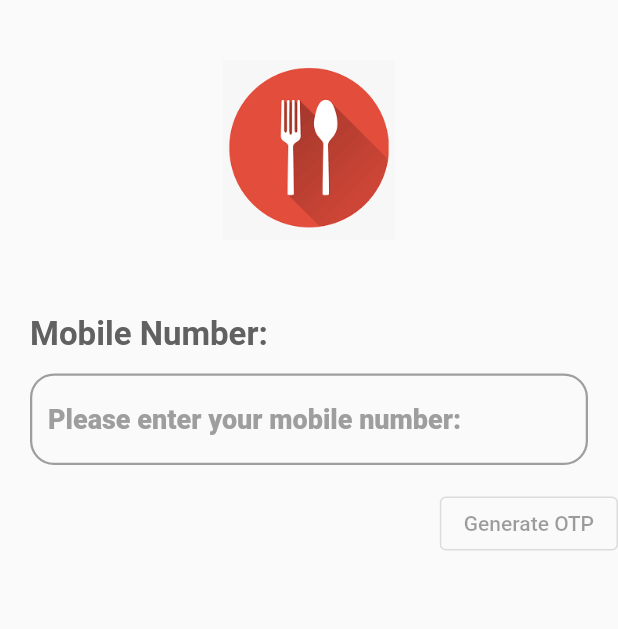
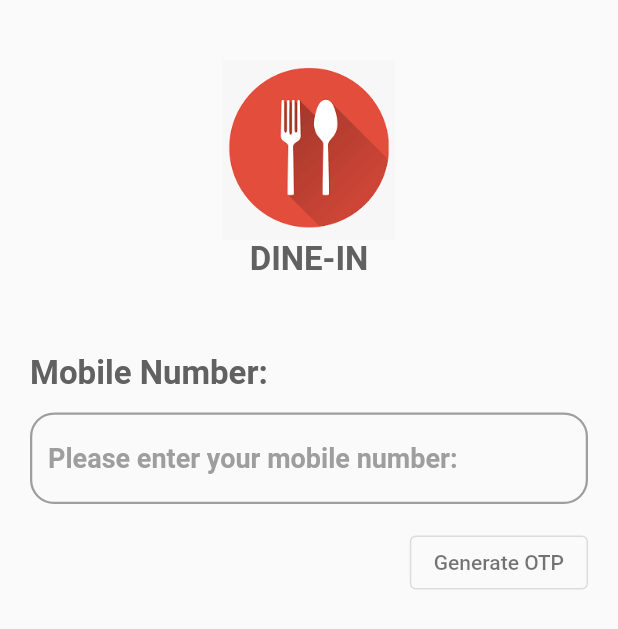
Before and after one commit to gowthammg12/ineuron-dinein, a Flutter app: the screen it shows after launch, on a phone screen of 412 x 824 dp. Shown: the top 629 px of the screen. Run offline on Flutter 3.47's test engine with Material 2 defaults, Android fonts, the phone set to English and light mode, and no system bars; our stand-ins replace equatable, firebase_auth, firebase_core, flutter_bloc, smooth_star_rating_null_safety, url_strategy; accounts and stored records are empty.

Commit message:
Login Screen alignment and font fixes

```diff
--- a/lib/main.dart
+++ b/lib/main.dart
@@ -3,7 +3,6 @@ import 'package:dinein/repository/login.dart';
 import 'package:dinein/screens/auth/login.dart';
 import 'package:dinein/screens/auth/user_detail.dart';
 import 'package:dinein/screens/feedback_screen.dart';
-import 'package:dinein/screens/welcome_screen.dart';
 import 'package:dinein/utils/timer_bloc.dart';
 import 'package:firebase_core/firebase_core.dart';
 import 'package:flutter/material.dart';
--- a/lib/metadata/text_style.dart
+++ b/lib/metadata/text_style.dart
@@ -10,6 +10,6 @@ class AppTextStyles {
   static const TextStyle textFieldHintStyle = TextStyle(
     color: Colors.grey,
     fontSize: 18,
-    fontWeight: FontWeight.w800,
+    fontWeight: FontWeight.w600,
   );
 }
--- a/lib/screens/auth/login.dart
+++ b/lib/screens/auth/login.dart
@@ -42,6 +42,15 @@ class _LoginScreenState extends State<LoginScreen> {
                   width: 120,
                 ),
               ),
+
+               Center(
+                 child: Text(
+                    "DINE-IN",
+                    style: AppTextStyles.formTitle,
+                  ),
+               ),
+
+
               Padding(
                 padding: const EdgeInsets.only(top: 50, bottom: 13, left: 20),
                 child: Text(
@@ -64,15 +73,18 @@ class _LoginScreenState extends State<LoginScreen> {
               BlocBuilder<LoginBloc, LoginState>(
                 builder: (context, state) {
                   if (state is LoginInitialState) {
-                    return Align(
+                    return Padding(
+                      padding: const EdgeInsets.only(right: 20,left: 20),
+                      child: Align(
                         alignment: Alignment.centerRight,
                         child: OutlinedButton(
-                        child: Text("Generate OTP"),
+                          child: Text("Generate OTP",style: TextStyle(color: Colors.black54),),
                           onPressed: (isValidMobileNumber ?? false)
                               ? () async {
                                   context.read<LoginBloc>().add(GenerateOtp(mobileNumber ?? ""));
                                 }
                               : null,
+                        ),
                       ),
                     );
                   }
```
Lines whose indentation alone changed are shown as unchanged.
